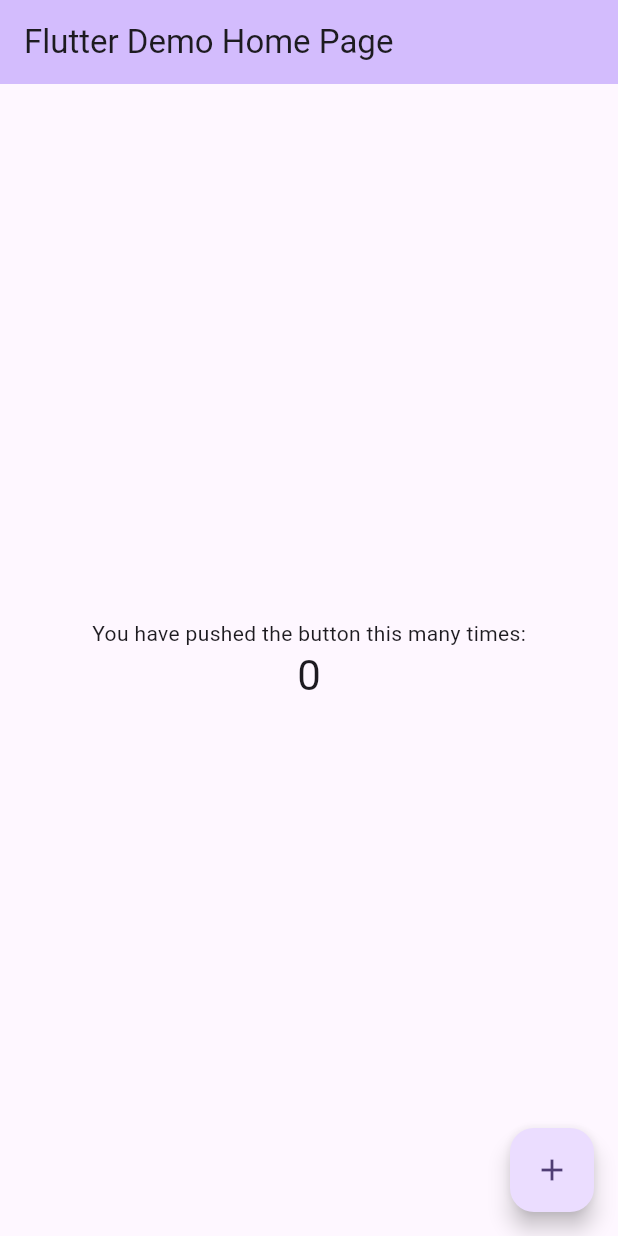
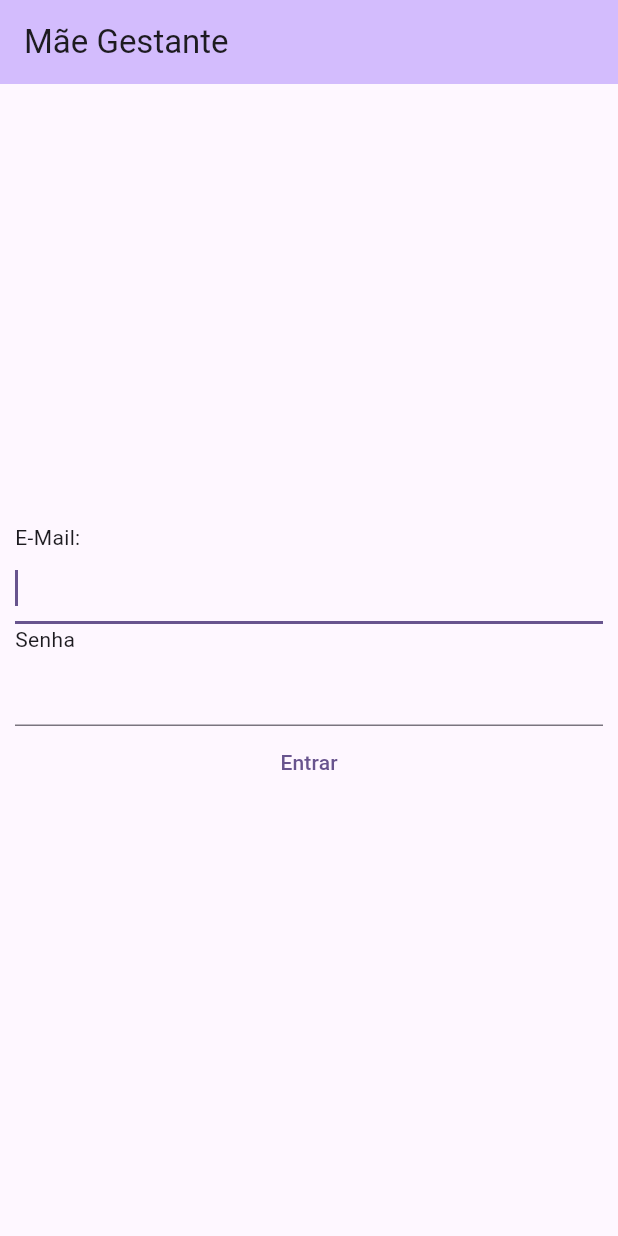
Before and after one commit to douggonsouza/mae_gestante, a Flutter app: the screen it shows after launch, on a phone screen of 412 x 824 dp. Run offline on Flutter 3.47's test engine with Material 2 defaults, Android fonts, the phone set to English and light mode, and no system bars; our stand-ins replace supabase_flutter; accounts and stored records are empty.

```diff
--- /dev/null
+++ b/app/lib/login.dart
@@ -0,0 +1,80 @@
+import 'package:flutter/material.dart';
+import 'package:supabase_flutter/supabase_flutter.dart';
+
+const supabaseUrl = 'https://dztvpwxvtwduzpymjgxp.supabase.co';
+const supabaseKey = String.fromEnvironment('eyJhbGciOiJIUzI1NiIsInR5cCI6IkpXVCJ9.eyJpc3MiOiJzdXBhYmFzZSIsInJlZiI6ImR6dHZwd3h2dHdkdXpweW1qZ3hwIiwicm9sZSI6ImFub24iLCJpYXQiOjE2OTQyNTg1MzgsImV4cCI6MjAwOTgzNDUzOH0.3GCGNxJWtET2ScYWzS5_hl1CcHL2fCZB-LwQUmJjORQ');
+
+class Login extends StatefulWidget  {
+  const Login({super.key, required this.title});
+
+  final String title;
+
+  @override
+  State<Login> createState() => _LoginState();
+}
+
+class _LoginState extends State<Login> {
+  final emailController = TextEditingController();
+  final passwordController = TextEditingController();
+
+  String email = '';
+  String password = '';
+
+  // Get a reference your Supabase client
+  final supabase = Supabase.instance.client;
+
+  void logIn ()
+  {
+    // Get a reference your Supabase client
+    final response = supabase.from('users').select('*').eq('email', email).single();
+    final ulist = response as List<dynamic>;
+    print(ulist);
+  }
+
+  @override
+  Widget build(BuildContext context) {
+    return Scaffold(
+      appBar: AppBar(
+        backgroundColor: Theme.of(context).colorScheme.inversePrimary,
+        title: Text(widget.title),
+      ),
+      body: Padding(
+        padding: const EdgeInsets.all(10.0),
+        child: Center(
+          child: Column(
+            crossAxisAlignment: CrossAxisAlignment.stretch,
+            mainAxisAlignment: MainAxisAlignment.center,
+            children: <Widget>[
+              const Text(
+                'E-Mail:'
+              ),
+              TextField(
+                onChanged: (value) {
+                  email = value;
+                },
+                autofocus: true,
+                keyboardType: TextInputType.emailAddress,
+              ),
+              const Text(
+                'Senha'
+              ),
+              TextField(
+                onChanged: (value) {
+                  password = value;
+                },
+                keyboardType: TextInputType.text,
+                obscureText: true,
+              ),
+              TextButton(
+                onPressed: () => {
+                  logIn()
+                },
+                child: const Text('Entrar')
+              ),
+            ],
+          ),
+        ),
+      ),// This trailing comma makes auto-formatting nicer for build methods.
+    );
+  }
+}
--- a/app/lib/main.dart
+++ b/app/lib/main.dart
@@ -1,6 +1,21 @@
 import 'package:flutter/material.dart';
+import 'package:supabase_flutter/supabase_flutter.dart';
+import 'login.dart';
+
+const supabaseUrl = 'https://dztvpwxvtwduzpymjgxp.supabase.co';
+const supabaseKey = String.fromEnvironment('eyJhbGciOiJIUzI1NiIsInR5cCI6IkpXVCJ9.eyJpc3MiOiJzdXBhYmFzZSIsInJlZiI6ImR6dHZwd3h2dHdkdXpweW1qZ3hwIiwicm9sZSI6ImFub24iLCJpYXQiOjE2OTQyNTg1MzgsImV4cCI6MjAwOTgzNDUzOH0.3GCGNxJWtET2ScYWzS5_hl1CcHL2fCZB-LwQUmJjORQ');
 
 void main() {
+  WidgetsFlutterBinding.ensureInitialized();
+
+  Supabase.initialize(
+    url: supabaseUrl,
+    anonKey: supabaseKey
+  );
+
+  // Get a reference your Supabase client
+  // final supabase = Supabase.instance.client;
+
   runApp(const MyApp());
 }
 
@@ -13,113 +28,11 @@ class MyApp extends StatelessWidget {
     return MaterialApp(
       title: 'Flutter Demo',
       theme: ThemeData(
-        // This is the theme of your application.
-        //
-        // TRY THIS: Try running your application with "flutter run". You'll see
-        // the application has a blue toolbar. Then, without quitting the app,
-        // try changing the seedColor in the colorScheme below to Colors.green
-        // and then invoke "hot reload" (save your changes or press the "hot
-        // reload" button in a Flutter-supported IDE, or press "r" if you used
-        // the command line to start the app).
-        //
-        // Notice that the counter didn't reset back to zero; the application
-        // state is not lost during the reload. To reset the state, use hot
-        // restart instead.
-        //
-        // This works for code too, not just values: Most code changes can be
-        // tested with just a hot reload.
         colorScheme: ColorScheme.fromSeed(seedColor: Colors.deepPurple),
         useMaterial3: true,
       ),
-      home: const MyHomePage(title: 'Flutter Demo Home Page'),
+      // home: const MyHomePage(title: 'Flutter Demo Home Page'),
+      home: const Login(title: 'Mãe Gestante'),
     );
   }
 }
-
-class MyHomePage extends StatefulWidget {
-  const MyHomePage({super.key, required this.title});
-
-  // This widget is the home page of your application. It is stateful, meaning
-  // that it has a State object (defined below) that contains fields that affect
-  // how it looks.
-
-  // This class is the configuration for the state. It holds the values (in this
-  // case the title) provided by the parent (in this case the App widget) and
-  // used by the build method of the State. Fields in a Widget subclass are
-  // always marked "final".
-
-  final String title;
-
-  @override
-  State<MyHomePage> createState() => _MyHomePageState();
-}
-
-class _MyHomePageState extends State<MyHomePage> {
-  int _counter = 0;
-
-  void _incrementCounter() {
-    setState(() {
-      // This call to setState tells the Flutter framework that something has
-      // changed in this State, which causes it to rerun the build method below
-      // so that the display can reflect the updated values. If we changed
-      // _counter without calling setState(), then the build method would not be
-      // called again, and so nothing would appear to happen.
-      _counter++;
-    });
-  }
-
-  @override
-  Widget build(BuildContext context) {
-    // This method is rerun every time setState is called, for instance as done
-    // by the _incrementCounter method above.
-    //
-    // The Flutter framework has been optimized to make rerunning build methods
-    // fast, so that you can just rebuild anything that needs updating rather
-    // than having to individually change instances of widgets.
-    return Scaffold(
-      appBar: AppBar(
-        // TRY THIS: Try changing the color here to a specific color (to
-        // Colors.amber, perhaps?) and trigger a hot reload to see the AppBar
-        // change color while the other colors stay the same.
-        backgroundColor: Theme.of(context).colorScheme.inversePrimary,
-        // Here we take the value from the MyHomePage object that was created by
-        // the App.build method, and use it to set our appbar title.
-        title: Text(widget.title),
-      ),
-      body: Center(
-        // Center is a layout widget. It takes a single child and positions it
-        // in the middle of the parent.
-        child: Column(
-          // Column is also a layout widget. It takes a list of children and
-          // arranges them vertically. By default, it sizes itself to fit its
-          // children horizontally, and tries to be as tall as its parent.
-          //
-          // Column has various properties to control how it sizes itself and
-          // how it positions its children. Here we use mainAxisAlignment to
-          // center the children vertically; the main axis here is the vertical
-          // axis because Columns are vertical (the cross axis would be
-          // horizontal).
-          //
-          // TRY THIS: Invoke "debug painting" (choose the "Toggle Debug Paint"
-          // action in the IDE, or press "p" in the console), to see the
-          // wireframe for each widget.
-          mainAxisAlignment: MainAxisAlignment.center,
-          children: <Widget>[
-            const Text(
-              'You have pushed the button this many times:',
-            ),
-            Text(
-              '$_counter',
-              style: Theme.of(context).textTheme.headlineMedium,
-            ),
-          ],
-        ),
-      ),
-      floatingActionButton: FloatingActionButton(
-        onPressed: _incrementCounter,
-        tooltip: 'Increment',
-        child: const Icon(Icons.add),
-      ), // This trailing comma makes auto-formatting nicer for build methods.
-    );
-  }
-}
--- a/app/pubspec.yaml
+++ b/app/pubspec.yaml
@@ -35,6 +35,7 @@ dependencies:
   # The following adds the Cupertino Icons font to your application.
   # Use with the CupertinoIcons class for iOS style icons.
   cupertino_icons: ^1.0.2
+  supabase_flutter: ^1.10.22
 
 dev_dependencies:
   flutter_test:
```
Also changed, not shown: app/pubspec.lock, 6 other files.
